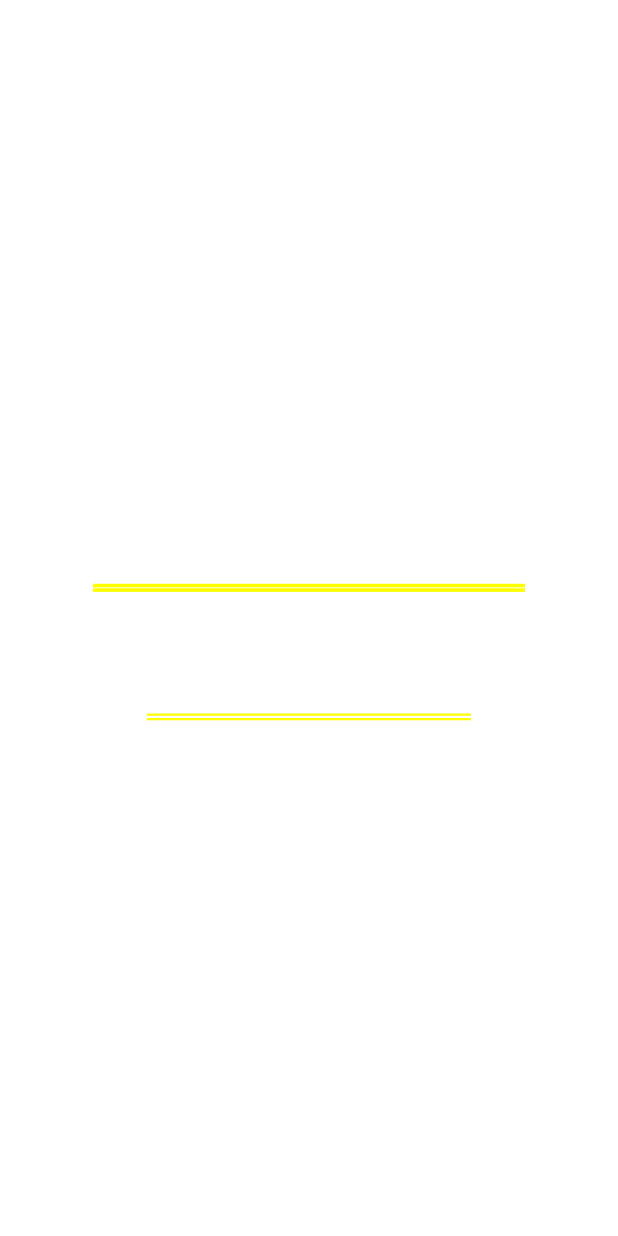
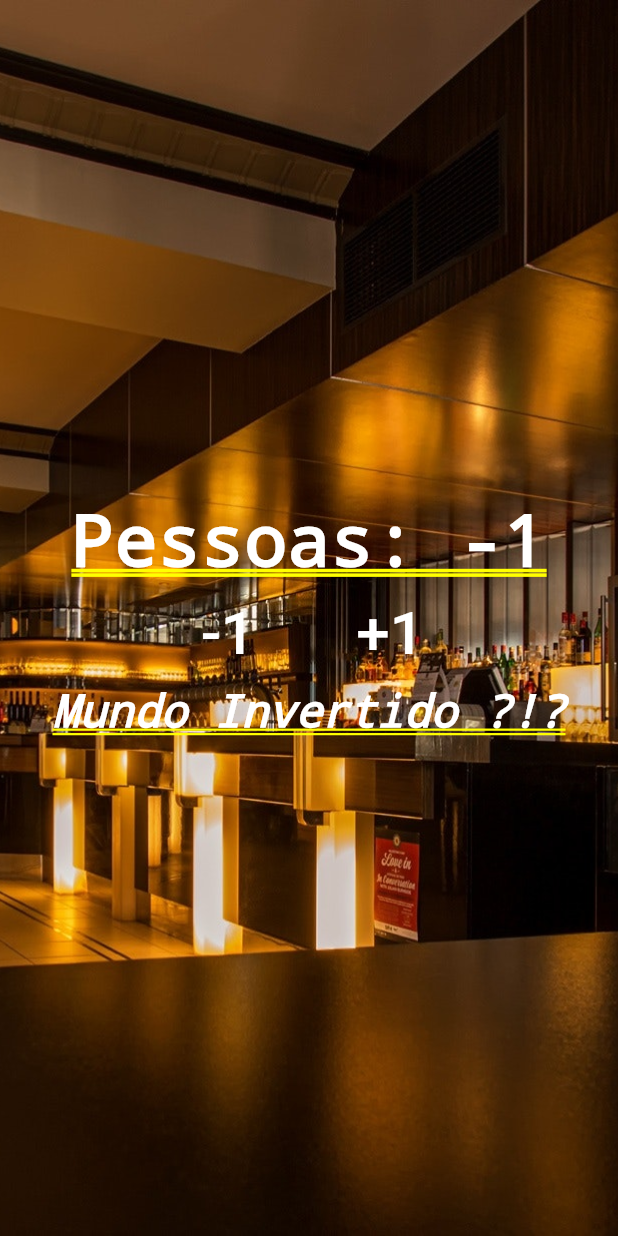
Before and after one commit to matheus-maria/Flutter, a Flutter app: the screen it shows after launch, after a tap on "-1", on a phone screen of 412 x 824 dp. Run offline on Flutter 3.47's test engine with Material 2 defaults, Android fonts, the phone set to English and light mode, and no system bars; our stand-ins replace shared_preferences.

Commit message:
Finalizando segundo projeto em Dart

```diff
--- a/Projects/contador_de_pessoas/lib/main.dart
+++ b/Projects/contador_de_pessoas/lib/main.dart
@@ -3,39 +3,97 @@ import 'package:flutter/material.dart';
 void main() {
   runApp(MaterialApp(
     title: "Contador de Pessoas",
-    home: Column(
+    home: Home(),
+    debugShowCheckedModeBanner: false,
+  ));
+}
+
+class Home extends StatefulWidget {
+  @override
+  _HomeState createState() => _HomeState();
+}
+
+class _HomeState extends State<Home> {
+
+  var cont = 0;
+  var desc = "Pode Entrar!";
+
+  void somar() {
+    setState(() {
+      cont++;
+      desc = setDescription(cont);
+    });
+  }
+
+  void subtrair() {
+    setState(() {
+      cont--;
+      desc = setDescription(cont);
+    });
+  }
+
+  String setDescription(int number){
+    if(number >= 10)
+      return "Lotado!";
+    else if (number < 10 && number >= 0)
+      return "Pode Entrar!";
+    else
+      return "Mundo Invertido ?!?";
+  }
+
+
+  @override
+  Widget build(BuildContext context) {
+    return Stack(
+      children: <Widget>[
+        Image.asset(
+          "images/restaurant.jpg",
+          fit: BoxFit.cover,
+          height: 1000,
+        ),
+        Column(
           mainAxisAlignment: MainAxisAlignment.center,
           children: <Widget>[
             Text(
-          "Pessoas: 0",
-          style: TextStyle(color: Colors.white, fontWeight: FontWeight.bold),
+              "Pessoas: " + cont.toString(),
+              style:
+                  TextStyle(color: Colors.white, fontWeight: FontWeight.bold),
             ),
             Row(
               mainAxisAlignment: MainAxisAlignment.center,
               children: <Widget>[
-            FlatButton(
+                Padding(
+                  padding: EdgeInsets.all(10),
+                  child: FlatButton(
                     child: Text(
                       "-1",
                       style: TextStyle(fontSize: 40, color: Colors.white),
                     ),
-              onPressed: () {},
+                    onPressed: subtrair,
                   ),
-            FlatButton(
+                ),
+                Padding(
+                  padding: EdgeInsets.all(10),
+                  child: FlatButton(
                     child: Text(
                       "+1",
                       style: TextStyle(fontSize: 40, color: Colors.white),
                     ),
-              onPressed: () {},
+                    onPressed: somar,
+                  ),
                 ),
               ],
             ),
             Text(
-          "Pode Entrar!",
+              desc,
               style: TextStyle(
-              color: Colors.white, fontStyle: FontStyle.italic, fontSize: 30),
+                  color: Colors.white,
+                  fontStyle: FontStyle.italic,
+                  fontSize: 30),
             ),
           ],
         ),
-    debugShowCheckedModeBanner: false,
-  ));
+      ],
+    );
   }
+}
--- a/Projects/contador_de_pessoas/pubspec.yaml
+++ b/Projects/contador_de_pessoas/pubspec.yaml
@@ -45,6 +45,9 @@ flutter:
   #  - images/a_dot_burr.jpeg
   #  - images/a_dot_ham.jpeg
 
+  assets:
+   - images/restaurant.jpg
+
   # An image asset can refer to one or more resolution-specific "variants", see
   # https://flutter.dev/assets-and-images/#resolution-aware.
 
```
Also changed, not shown: Projects/contador_de_pessoas/images/restaurant.jpg (added), 1 other file. Lines whose indentation alone changed are shown as unchanged.
